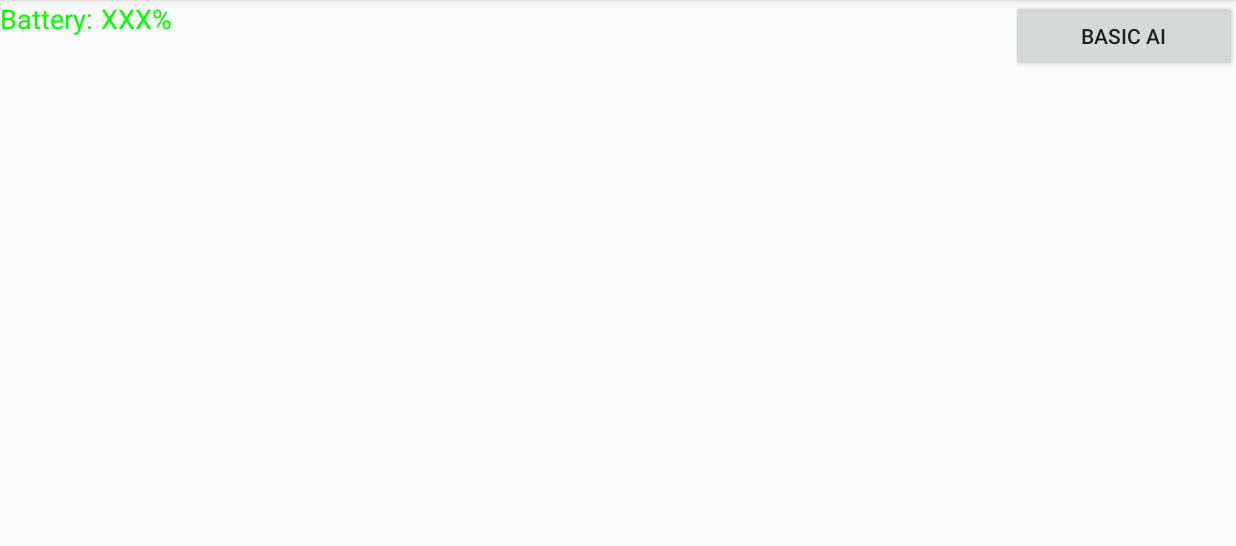
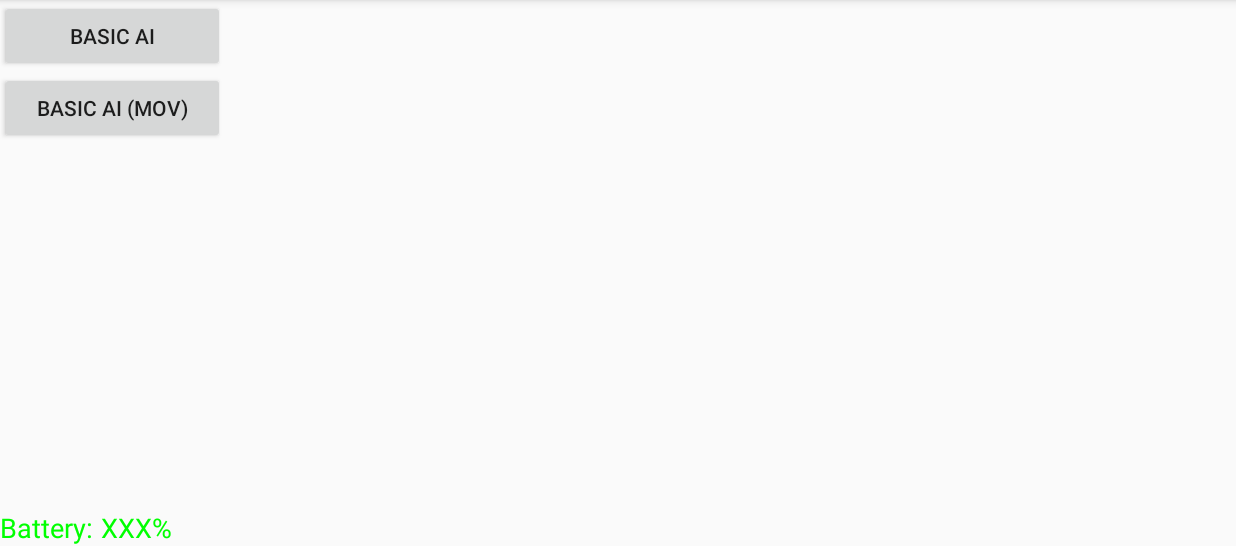
Before and after one commit to ftheriault/ParrotAI, an Android app: the JSActivity screen opened directly, with no data from a screen before it, on a phone screen of 824 x 412 dp (held sideways), the part 72-618 px from its top. Run offline under Robolectric (Android 15) with nearby library versions, the light colour scheme and no system bars; libraries missing offline, so code that uses them is left out: com.parrot.arsdk; 4 statements that could not run were skipped.

Commit message:
Added AI to allow movement, not only rotation

```diff
--- a/App/app/src/main/java/com/frederictheriault/parrotai/activity/JSActivity.java
+++ b/App/app/src/main/java/com/frederictheriault/parrotai/activity/JSActivity.java
@@ -41,6 +41,7 @@ public class JSActivity extends CommonActivity {
 
     private TextView mBatteryLabel;
     private Button basicAIBtn;
+    private Button basicAIMvBtn;
     private Button stopBtn;
 
     @Override
@@ -120,6 +121,7 @@ public class JSActivity extends CommonActivity {
         mVideoView = (JSVideoView) findViewById(R.id.videoView);
         mBatteryLabel = (TextView) findViewById(R.id.batteryLabel);
         basicAIBtn = (Button)findViewById(R.id.basicAIBtn);
+        basicAIMvBtn = (Button)findViewById(R.id.basicAIMvBtn);
         stopBtn = (Button)findViewById(R.id.stopBtn);
 
         basicAIBtn.setOnClickListener(new View.OnClickListener() {
@@ -127,9 +129,20 @@ public class JSActivity extends CommonActivity {
             if (droneAI == null) {
                 mJSDrone.init();
                 setRunningUI(true);
-                droneAI = new BasicAI(mJSDrone);
+                droneAI = new BasicAI(mJSDrone, false);
                 droneAI.start();
             }
+            }
+        });
+
+        basicAIMvBtn.setOnClickListener(new View.OnClickListener() {
+            public void onClick(View v) {
+                if (droneAI == null) {
+                    mJSDrone.init();
+                    setRunningUI(true);
+                    droneAI = new BasicAI(mJSDrone, true);
+                    droneAI.start();
+                }
             }
         });
 
@@ -143,8 +156,9 @@ public class JSActivity extends CommonActivity {
     }
 
     private void setRunningUI(boolean running) {
-        stopBtn.setEnabled(running);
-        basicAIBtn.setEnabled(!running);
+        stopBtn.setVisibility(running ? Button.VISIBLE : Button.GONE);
+        basicAIMvBtn.setVisibility(!running ? Button.VISIBLE : Button.GONE);
+        basicAIBtn.setVisibility(!running ? Button.VISIBLE : Button.GONE);
     }
 
     private final JSDrone.Listener mJSListener = new JSDrone.Listener() {
--- a/App/app/src/main/res/layout/activity_js.xml
+++ b/App/app/src/main/res/layout/activity_js.xml
@@ -17,7 +17,16 @@
         android:text="Basic AI"
         android:id="@+id/basicAIBtn"
         android:layout_alignParentTop="true"
-        android:layout_alignParentRight="true"
+        android:layout_alignParentLeft="true"
+        android:width="150dp"/>
+
+    <Button
+        android:layout_width="wrap_content"
+        android:layout_height="wrap_content"
+        android:text="Basic AI (mov)"
+        android:id="@+id/basicAIMvBtn"
+        android:layout_below="@id/basicAIBtn"
+        android:layout_alignParentLeft="true"
         android:width="150dp"/>
 
     <Button
@@ -25,9 +34,9 @@
         android:layout_height="wrap_content"
         android:text="Stop"
         android:id="@+id/stopBtn"
-        android:layout_below="@id/basicAIBtn"
+        android:layout_below="@id/basicAIMvBtn"
         android:layout_alignParentTop="true"
-        android:layout_alignParentRight="true"
+        android:layout_alignParentLeft="true"
         android:width="150dp"/>
 
     <TextView
@@ -36,7 +45,7 @@
         android:textAppearance="?android:attr/textAppearanceMedium"
         android:text="Battery: "
         android:id="@+id/textView"
-        android:layout_alignParentTop="true"
+        android:layout_alignParentBottom="true"
         android:layout_alignParentLeft="true"
         android:layout_alignParentStart="true"
         android:textColor="#0f0" />
@@ -47,7 +56,7 @@
         android:textAppearance="?android:attr/textAppearanceMedium"
         android:text="XXX%"
         android:id="@+id/batteryLabel"
-        android:layout_alignParentTop="true"
+        android:layout_alignParentBottom="true"
         android:layout_toRightOf="@+id/textView"
         android:layout_toEndOf="@+id/textView"
         android:textColor="#0f0" />
```
Also changed, not shown: App/app/src/main/java/com/frederictheriault/parrotai/ai/BasicAI.java (+9 -3 lines).
